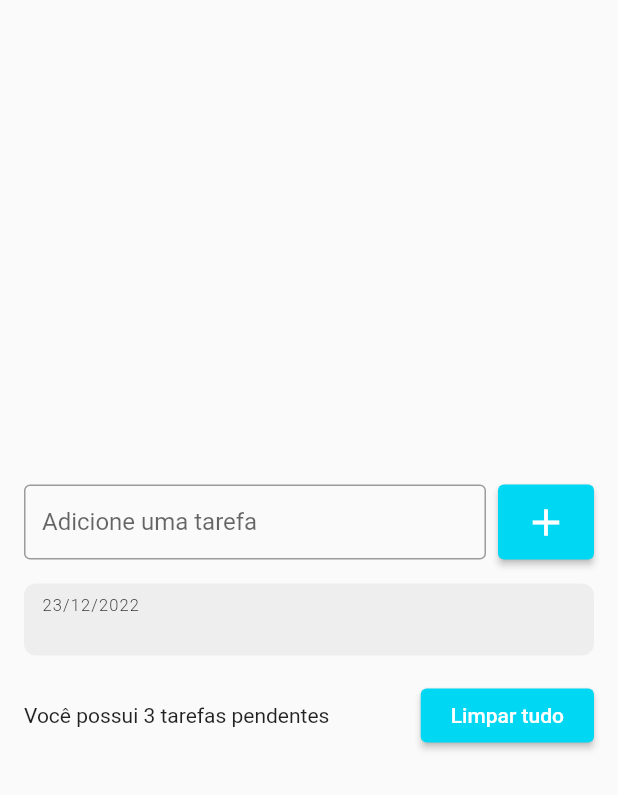
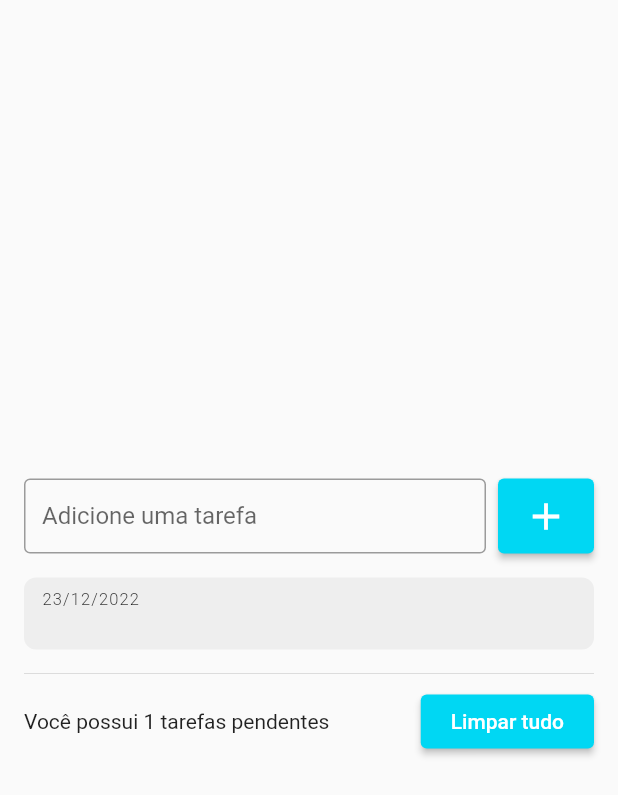
Before and after one commit to marcosmanto/app_tasks_flutter, a Flutter app: the screen it shows after launch, after a tap on the "add" icon, on a phone screen of 412 x 824 dp. Shown: the top 795 px of the screen. Run offline on Flutter 3.47's test engine with Material 2 defaults, Android fonts, the phone set to English and light mode, and no system bars.

Commit message:
Layout changes.

```diff
--- a/lib/pages/todo_list_page.dart
+++ b/lib/pages/todo_list_page.dart
@@ -26,7 +26,7 @@ class _TodoListPageState extends State<TodoListPage> {
         child: Scaffold(
           body: Center(
               child: Padding(
-            padding: const EdgeInsets.symmetric(horizontal: 16),
+            padding: const EdgeInsets.all(16),
             child: Column(
               mainAxisSize: MainAxisSize.min,
               children: [
@@ -72,10 +72,12 @@ class _TodoListPageState extends State<TodoListPage> {
                     children: [for (String todo in todos) TodoListItem(todo)],
                   ),
                 ),
-                SizedBox(height: 16),
+                Divider(),
                 Row(
                   children: [
-                    Expanded(child: Text('Você possui 3 tarefas pendentes')),
+                    Expanded(
+                        child: Text(
+                            'Você possui ${todos.length} tarefas pendentes')),
                     SizedBox(width: 8),
                     ElevatedButton(
                         onPressed: () {},
--- a/lib/widgets/todo_list_item.dart
+++ b/lib/widgets/todo_list_item.dart
@@ -9,6 +9,7 @@ class TodoListItem extends StatelessWidget {
   Widget build(BuildContext context) {
     return Container(
       //height: 60,
+      margin: const EdgeInsets.only(bottom: 8),
       padding: const EdgeInsets.symmetric(vertical: 8, horizontal: 12),
       decoration: BoxDecoration(
         color: Colors.grey[200],
```
